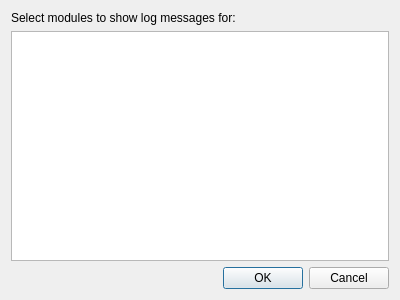
Qt form src/qtenv/logfilterdialog.ui (omnetpp/omnetpp) before a commit.
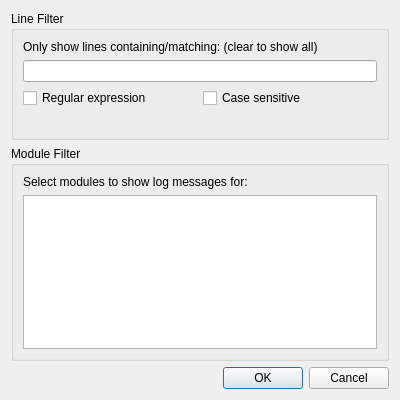
The same form after that commit. Icons and pictures are not drawn.

Commit message:
qtenv: Add line filtering (substring or regex) functionality to LogInspector
 - Add line filtering text viewer content provider
 - Add line filter settings to filter dialog in LogInspector
 - Add new icons: "filter active" and "clear filter"

```diff
--- a/src/qtenv/logfilterdialog.ui
+++ b/src/qtenv/logfilterdialog.ui
@@ -7,7 +7,7 @@
     <x>0</x>
     <y>0</y>
     <width>400</width>
-    <height>300</height>
+    <height>400</height>
    </rect>
   </property>
   <property name="windowTitle">
@@ -17,25 +17,64 @@
    <iconset resource="icons.qrc">
     <normaloff>:/tools/filter</normaloff>:/tools/filter</iconset>
   </property>
+  <layout class="QVBoxLayout" name="verticalLayout">
+   <item>
+    <widget class="QGroupBox" name="groupBox">
+     <property name="title">
+      <string>Line Filter</string>
+     </property>
   <layout class="QGridLayout" name="gridLayout">
-   <item row="2" column="0">
-    <widget class="QDialogButtonBox" name="buttonBox">
-     <property name="orientation">
-      <enum>Qt::Horizontal</enum>
-     </property>
-     <property name="standardButtons">
-      <set>QDialogButtonBox::Cancel|QDialogButtonBox::Ok</set>
+      <item row="4" column="0">
+       <widget class="QCheckBox" name="checkBox">
+        <property name="text">
+         <string>Regular expression</string>
+        </property>
+       </widget>
+      </item>
+      <item row="0" column="0" colspan="2">
+       <widget class="QLabel" name="label_2">
+        <property name="text">
+         <string>Only show lines containing/matching: (clear to show all)</string>
      </property>
     </widget>
    </item>
-   <item row="0" column="0">
+      <item row="4" column="1">
+       <widget class="QCheckBox" name="checkBox_2">
+        <property name="text">
+         <string>Case sensitive</string>
+        </property>
+       </widget>
+      </item>
+      <item row="1" column="0" colspan="2">
+       <widget class="QLineEdit" name="lineEdit"/>
+      </item>
+      <item row="5" column="0" colspan="2">
+       <widget class="QLabel" name="regexErrorLabel">
+        <property name="styleSheet">
+         <string notr="true">color: red;</string>
+        </property>
+        <property name="text">
+         <string/>
+        </property>
+       </widget>
+      </item>
+     </layout>
+    </widget>
+   </item>
+   <item>
+    <widget class="QGroupBox" name="groupBox_2">
+     <property name="title">
+      <string>Module Filter</string>
+     </property>
+     <layout class="QVBoxLayout" name="verticalLayout_2">
+      <item>
     <widget class="QLabel" name="label">
      <property name="text">
       <string>Select modules to show log messages for:</string>
      </property>
     </widget>
    </item>
-   <item row="1" column="0">
+      <item>
     <widget class="QTreeWidget" name="treeWidget">
      <property name="selectionMode">
       <enum>QAbstractItemView::NoSelection</enum>
@@ -48,6 +87,19 @@
        <string notr="true">1</string>
       </property>
      </column>
+       </widget>
+      </item>
+     </layout>
+    </widget>
+   </item>
+   <item>
+    <widget class="QDialogButtonBox" name="buttonBox">
+     <property name="orientation">
+      <enum>Qt::Horizontal</enum>
+     </property>
+     <property name="standardButtons">
+      <set>QDialogButtonBox::Cancel|QDialogButtonBox::Ok</set>
+     </property>
     </widget>
    </item>
   </layout>
```
Lines whose indentation alone changed are shown as unchanged. The commit also changes 9 other files.
